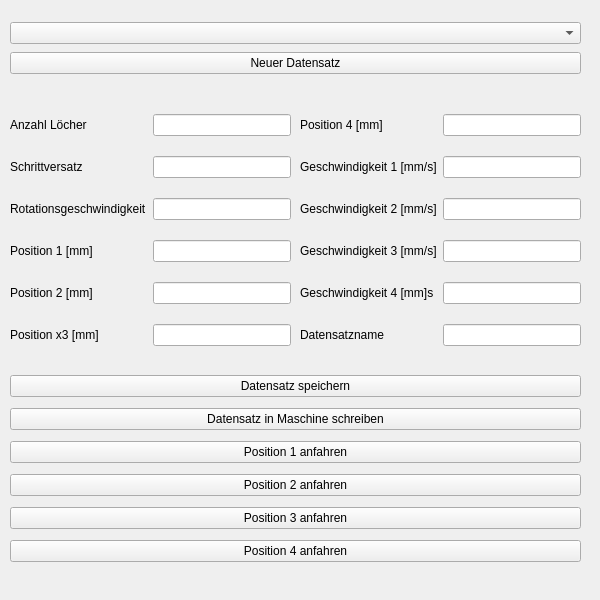
Qt form Interface.ui (sicheider/Bohrvorrichtung) before a commit.
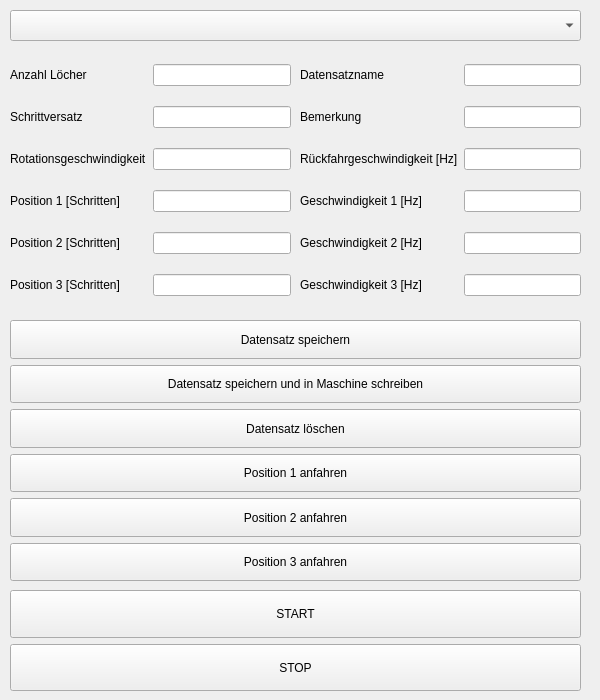
The same form after that commit.

What changed in the file:
```diff
--- a/Interface.ui
+++ b/Interface.ui
@@ -7,7 +7,7 @@
     <x>0</x>
     <y>0</y>
     <width>600</width>
-    <height>600</height>
+    <height>700</height>
    </rect>
   </property>
   <property name="windowTitle">
@@ -18,19 +18,22 @@
     <property name="geometry">
      <rect>
       <x>10</x>
-      <y>20</y>
+      <y>10</y>
       <width>571</width>
-      <height>58</height>
+      <height>31</height>
      </rect>
     </property>
     <layout class="QVBoxLayout" name="verticalLayout">
+     <property name="spacing">
+      <number>6</number>
+     </property>
      <item>
-      <widget class="QComboBox" name="comboBox"/>
-     </item>
-     <item>
-      <widget class="QPushButton" name="pushButton">
-       <property name="text">
-        <string>Neuer Datensatz</string>
+      <widget class="QComboBox" name="comboBox">
+       <property name="sizePolicy">
+        <sizepolicy hsizetype="Preferred" vsizetype="Minimum">
+         <horstretch>0</horstretch>
+         <verstretch>0</verstretch>
+        </sizepolicy>
        </property>
       </widget>
      </item>
@@ -40,7 +43,7 @@
     <property name="geometry">
      <rect>
       <x>10</x>
-      <y>100</y>
+      <y>50</y>
       <width>281</width>
       <height>260</height>
      </rect>
@@ -88,21 +91,21 @@
      <item row="4" column="0">
       <widget class="QLabel" name="label_5">
        <property name="text">
-        <string>Position 2 [mm]</string>
+        <string>Position 2 [Schritten]</string>
        </property>
       </widget>
      </item>
      <item row="3" column="0">
       <widget class="QLabel" name="label_4">
        <property name="text">
-        <string>Position 1 [mm]</string>
+        <string>Position 1 [Schritten]</string>
        </property>
       </widget>
      </item>
      <item row="5" column="0">
       <widget class="QLabel" name="label_6">
        <property name="text">
-        <string>Position x3 [mm]</string>
+        <string>Position 3 [Schritten]</string>
        </property>
       </widget>
      </item>
@@ -112,71 +115,74 @@
     <property name="geometry">
      <rect>
       <x>300</x>
-      <y>100</y>
+      <y>50</y>
       <width>281</width>
       <height>261</height>
      </rect>
     </property>
     <layout class="QGridLayout" name="gridLayout_2">
-     <item row="0" column="1">
-      <widget class="QLineEdit" name="lineEdit_9"/>
-     </item>
-     <item row="4" column="1">
-      <widget class="QLineEdit" name="lineEdit_13"/>
-     </item>
-     <item row="3" column="1">
-      <widget class="QLineEdit" name="lineEdit_12"/>
-     </item>
-     <item row="0" column="0">
-      <widget class="QLabel" name="label_9">
+     <property name="sizeConstraint">
+      <enum>QLayout::SetNoConstraint</enum>
+     </property>
+     <item row="4" column="0">
+      <widget class="QLabel" name="label_11">
        <property name="text">
-        <string>Position 4 [mm]</string>
+        <string>Geschwindigkeit 2 [Hz]</string>
        </property>
       </widget>
      </item>
      <item row="2" column="1">
-      <widget class="QLineEdit" name="lineEdit_11"/>
-     </item>
-     <item row="1" column="1">
-      <widget class="QLineEdit" name="lineEdit_10"/>
+      <widget class="QLineEdit" name="v4Edit"/>
      </item>
      <item row="5" column="0">
+      <widget class="QLabel" name="label_12">
+       <property name="text">
+        <string>Geschwindigkeit 3 [Hz]</string>
+       </property>
+      </widget>
+     </item>
+     <item row="3" column="0">
+      <widget class="QLabel" name="label_10">
+       <property name="text">
+        <string>Geschwindigkeit 1 [Hz]</string>
+       </property>
+      </widget>
+     </item>
+     <item row="0" column="0">
       <widget class="QLabel" name="label_14">
        <property name="text">
         <string>Datensatzname</string>
        </property>
       </widget>
      </item>
-     <item row="1" column="0">
-      <widget class="QLabel" name="label_10">
-       <property name="text">
-        <string>Geschwindigkeit 1 [mm/s]</string>
-       </property>
-      </widget>
-     </item>
-     <item row="3" column="0">
-      <widget class="QLabel" name="label_12">
-       <property name="text">
-        <string>Geschwindigkeit 3 [mm/s]</string>
-       </property>
-      </widget>
-     </item>
      <item row="2" column="0">
-      <widget class="QLabel" name="label_11">
-       <property name="text">
-        <string>Geschwindigkeit 2 [mm/s]</string>
-       </property>
-      </widget>
-     </item>
-     <item row="4" column="0">
       <widget class="QLabel" name="label_13">
        <property name="text">
-        <string>Geschwindigkeit 4 [mm]s</string>
+        <string>Rückfahrgeschwindigkeit [Hz]</string>
        </property>
       </widget>
      </item>
+     <item row="0" column="1">
+      <widget class="QLineEdit" name="dataNameEdit"/>
+     </item>
+     <item row="4" column="1">
+      <widget class="QLineEdit" name="v2Edit"/>
+     </item>
+     <item row="3" column="1">
+      <widget class="QLineEdit" name="v1Edit"/>
+     </item>
      <item row="5" column="1">
-      <widget class="QLineEdit" name="lineEdit_14"/>
+      <widget class="QLineEdit" name="v3Edit"/>
+     </item>
+     <item row="1" column="1">
+      <widget class="QLineEdit" name="extraEdit"/>
+     </item>
+     <item row="1" column="0">
+      <widget class="QLabel" name="label_7">
+       <property name="text">
+        <string>Bemerkung</string>
+       </property>
+      </widget>
      </item>
     </layout>
    </widget>
@@ -184,51 +190,128 @@
     <property name="geometry">
      <rect>
       <x>10</x>
-      <y>370</y>
+      <y>320</y>
       <width>571</width>
-      <height>201</height>
+      <height>261</height>
      </rect>
     </property>
     <layout class="QVBoxLayout" name="verticalLayout_2">
+     <property name="spacing">
+      <number>6</number>
+     </property>
      <item>
-      <widget class="QPushButton" name="pushButton_2">
+      <widget class="QPushButton" name="saveDataButton">
+       <property name="sizePolicy">
+        <sizepolicy hsizetype="Minimum" vsizetype="Minimum">
+         <horstretch>0</horstretch>
+         <verstretch>0</verstretch>
+        </sizepolicy>
+       </property>
        <property name="text">
         <string>Datensatz speichern</string>
        </property>
       </widget>
      </item>
      <item>
-      <widget class="QPushButton" name="pushButton_7">
+      <widget class="QPushButton" name="saveDataAndLoadButton">
+       <property name="sizePolicy">
+        <sizepolicy hsizetype="Minimum" vsizetype="Minimum">
+         <horstretch>0</horstretch>
+         <verstretch>0</verstretch>
+        </sizepolicy>
+       </property>
        <property name="text">
-        <string>Datensatz in Maschine schreiben</string>
+        <string>Datensatz speichern und in Maschine schreiben</string>
        </property>
       </widget>
      </item>
      <item>
-      <widget class="QPushButton" name="pushButton_3">
+      <widget class="QPushButton" name="deleteDataButton">
+       <property name="sizePolicy">
+        <sizepolicy hsizetype="Minimum" vsizetype="Minimum">
+         <horstretch>0</horstretch>
+         <verstretch>0</verstretch>
+        </sizepolicy>
+       </property>
+       <property name="text">
+        <string>Datensatz löschen</string>
+       </property>
+      </widget>
+     </item>
+     <item>
+      <widget class="QPushButton" name="driveX1Button">
+       <property name="sizePolicy">
+        <sizepolicy hsizetype="Minimum" vsizetype="Minimum">
+         <horstretch>0</horstretch>
+         <verstretch>0</verstretch>
+        </sizepolicy>
+       </property>
        <property name="text">
         <string>Position 1 anfahren</string>
        </property>
       </widget>
      </item>
      <item>
-      <widget class="QPushButton" name="pushButton_4">
+      <widget class="QPushButton" name="driveX2Button">
+       <property name="sizePolicy">
+        <sizepolicy hsizetype="Minimum" vsizetype="Minimum">
+         <horstretch>0</horstretch>
+         <verstretch>0</verstretch>
+        </sizepolicy>
+       </property>
        <property name="text">
         <string>Position 2 anfahren</string>
        </property>
       </widget>
      </item>
      <item>
-      <widget class="QPushButton" name="pushButton_5">
+      <widget class="QPushButton" name="driveX3Button">
+       <property name="sizePolicy">
+        <sizepolicy hsizetype="Minimum" vsizetype="Minimum">
+         <horstretch>0</horstretch>
+         <verstretch>0</verstretch>
+        </sizepolicy>
+       </property>
        <property name="text">
         <string>Position 3 anfahren</string>
        </property>
       </widget>
      </item>
+    </layout>
+   </widget>
+   <widget class="QWidget" name="verticalLayoutWidget_3">
+    <property name="geometry">
+     <rect>
+      <x>10</x>
+      <y>590</y>
+      <width>571</width>
+      <height>101</height>
+     </rect>
+    </property>
+    <layout class="QVBoxLayout" name="verticalLayout_3">
      <item>
-      <widget class="QPushButton" name="pushButton_6">
+      <widget class="QPushButton" name="startButton">
+       <property name="sizePolicy">
+        <sizepolicy hsizetype="Minimum" vsizetype="Minimum">
+         <horstretch>0</horstretch>
+         <verstretch>0</verstretch>
+        </sizepolicy>
+       </property>
        <property name="text">
-        <string>Position 4 anfahren</string>
+        <string>START</string>
+       </property>
+      </widget>
+     </item>
+     <item>
+      <widget class="QPushButton" name="stopButton">
+       <property name="sizePolicy">
+        <sizepolicy hsizetype="Minimum" vsizetype="Minimum">
+         <horstretch>0</horstretch>
+         <verstretch>0</verstretch>
+        </sizepolicy>
+       </property>
+       <property name="text">
+        <string>STOP</string>
        </property>
       </widget>
      </item>
```
Left out of the diff: 12 changed lines with no effect on the pictures.
